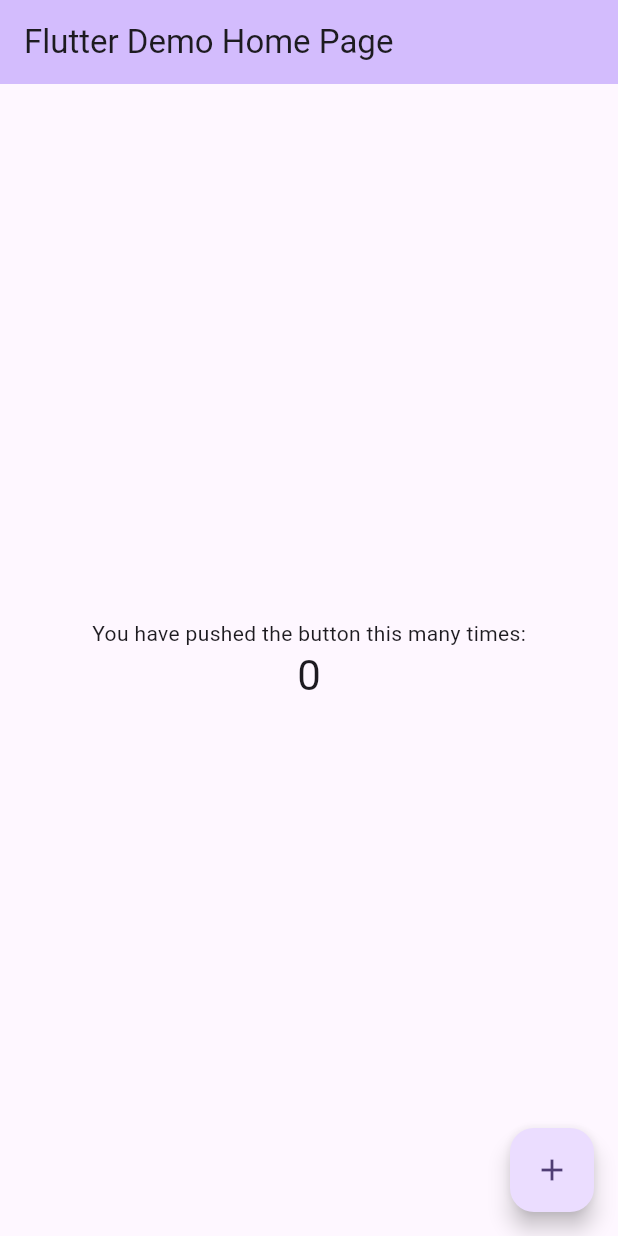
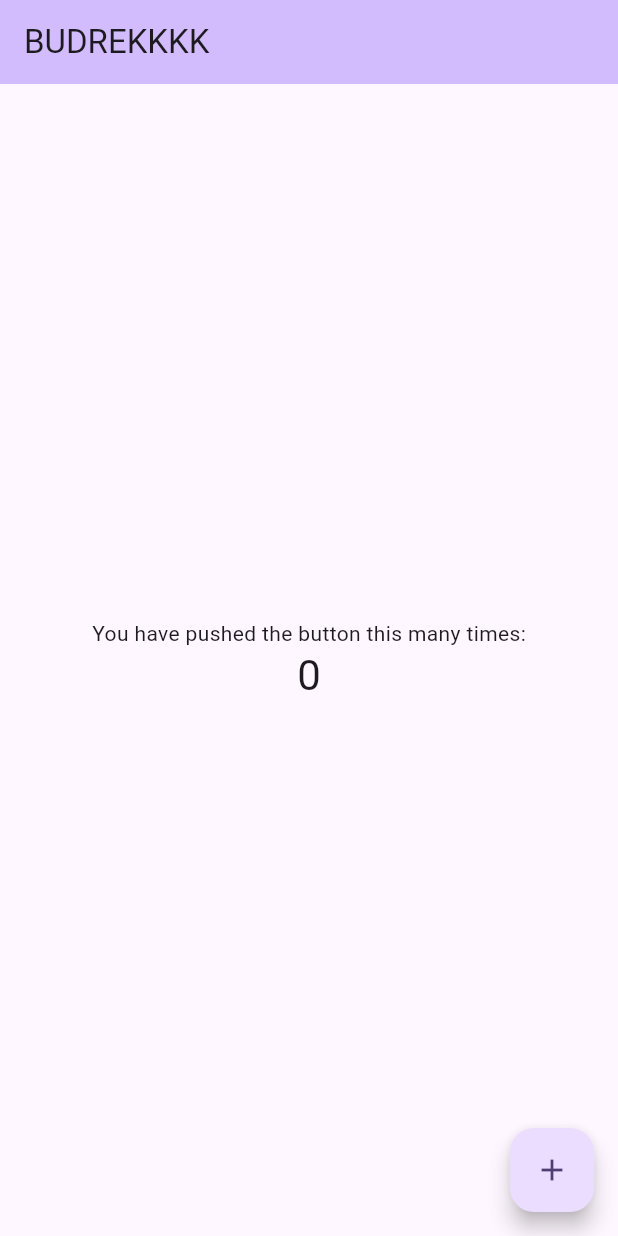
Before and after one commit to UlfiatulRosida/surat_warga, a Flutter app: the screen it shows after launch, on a phone screen of 412 x 824 dp. Run offline on Flutter 3.47's test engine with Material 3 defaults, Android fonts, the phone set to English and light mode, and no system bars.

Commit message:
ngubah di main.dart

```diff
--- a/lib/main.dart
+++ b/lib/main.dart
@@ -30,7 +30,7 @@ class MyApp extends StatelessWidget {
         // tested with just a hot reload.
         colorScheme: ColorScheme.fromSeed(seedColor: Colors.deepPurple),
       ),
-      home: const MyHomePage(title: 'Flutter Demo Home Page'),
+      home: const MyHomePage(title: 'BUDREKKKK'),
     );
   }
 }
```
